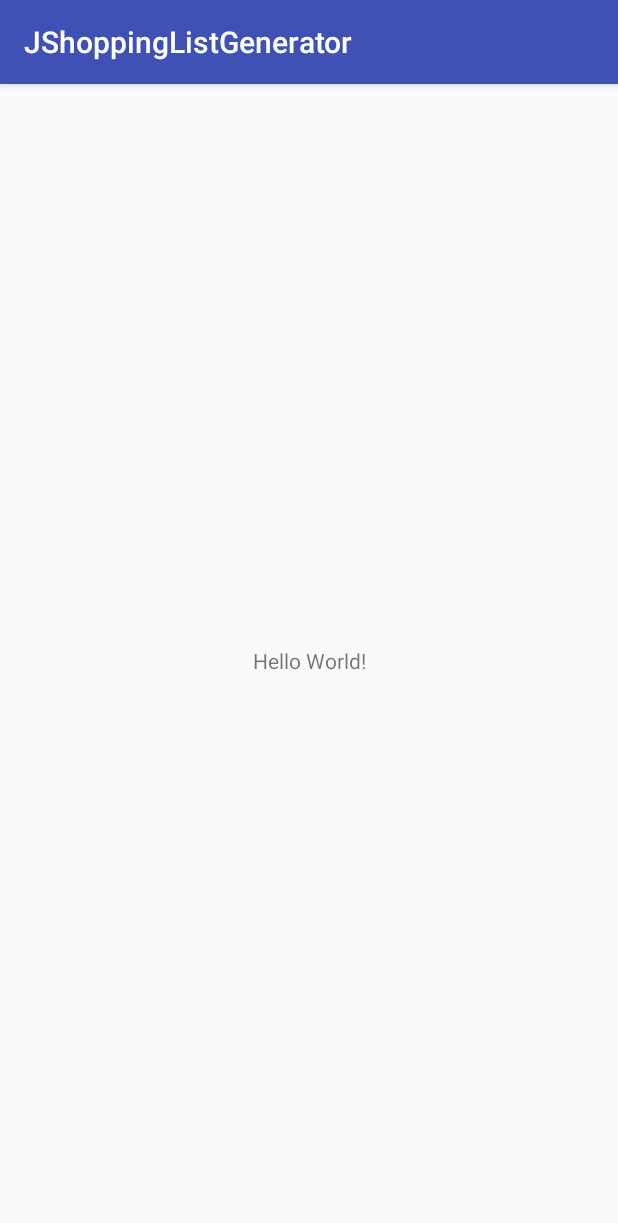
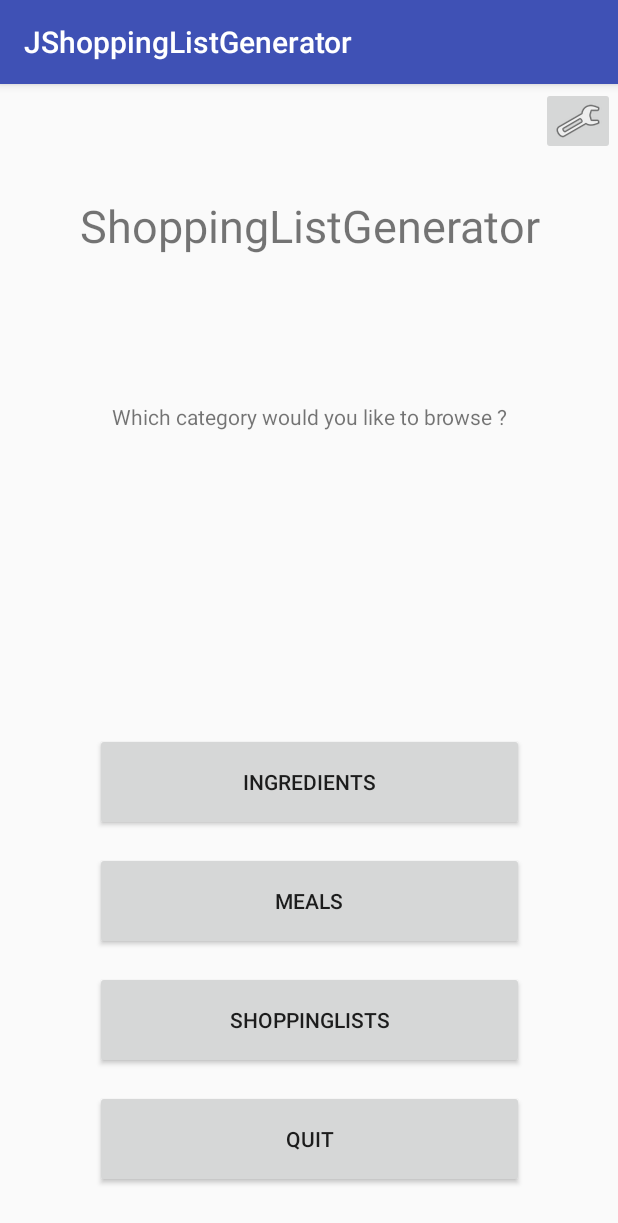
Before and after one commit to Kahsyaj/JShoppingListGenerator, an Android app: the screen it shows after launch (MainActivity), on a phone screen of 412 x 824 dp. Shown: the top 1223 px of the screen. Run offline under Robolectric (Android 15) with nearby library versions, the phone set to English and light mode, and no system bars.

Commit message:
Finished base classes, started gui

```diff
--- a/app/build.gradle
+++ b/app/build.gradle
@@ -4,7 +4,7 @@ android {
     compileSdkVersion 28
     defaultConfig {
         applicationId "personnal.ahsyaj.jshoppinglistgenerator"
-        minSdkVersion 15
+        minSdkVersion 26
         targetSdkVersion 28
         versionCode 1
         versionName "1.0"
--- a/app/src/main/java/personnal/ahsyaj/jshoppinglistgenerator/MainActivity.java
+++ b/app/src/main/java/personnal/ahsyaj/jshoppinglistgenerator/MainActivity.java
@@ -2,8 +2,14 @@ package personnal.ahsyaj.jshoppinglistgenerator;
 
 import android.support.v7.app.AppCompatActivity;
 import android.os.Bundle;
+import android.widget.Button;
 
 public class MainActivity extends AppCompatActivity {
+    private Button ingredientsButton = null;
+    private Button mealsButton = null;
+    private Button shoppingListsButton = null;
+    private Button quitButton = null;
+    private Button setupButton = null;
 
     @Override
     protected void onCreate(Bundle savedInstanceState) {
--- a/app/src/main/res/layout/activity_main.xml
+++ b/app/src/main/res/layout/activity_main.xml
@@ -2,17 +2,96 @@
 <android.support.constraint.ConstraintLayout xmlns:android="http://schemas.android.com/apk/res/android"
     xmlns:app="http://schemas.android.com/apk/res-auto"
     xmlns:tools="http://schemas.android.com/tools"
+    android:id="@+id/rootwindow"
     android:layout_width="match_parent"
     android:layout_height="match_parent"
     tools:context=".MainActivity">
 
+    <Button
+        android:id="@+id/shoppinglistsbutton"
+        android:layout_width="286dp"
+        android:layout_height="65dp"
+        android:layout_marginBottom="14dp"
+        android:layout_marginEnd="8dp"
+        android:layout_marginStart="8dp"
+        android:text="@string/shoppinglists"
+        app:layout_constraintBottom_toTopOf="@+id/quitButton"
+        app:layout_constraintEnd_toEndOf="parent"
+        app:layout_constraintStart_toStartOf="parent" />
+
+    <Button
+        android:id="@+id/mealsButton"
+        android:layout_width="286dp"
+        android:layout_height="65dp"
+        android:layout_marginBottom="14dp"
+        android:layout_marginEnd="8dp"
+        android:layout_marginStart="8dp"
+        android:text="@string/meals"
+        app:layout_constraintBottom_toTopOf="@+id/shoppinglistsbutton"
+        app:layout_constraintEnd_toEndOf="parent"
+        app:layout_constraintStart_toStartOf="parent" />
+
+    <Button
+        android:id="@+id/quitButton"
+        android:layout_width="286dp"
+        android:layout_height="65dp"
+        android:layout_marginBottom="32dp"
+        android:layout_marginEnd="8dp"
+        android:layout_marginStart="8dp"
+        android:text="@string/quit"
+        app:layout_constraintBottom_toBottomOf="parent"
+        app:layout_constraintEnd_toEndOf="parent"
+        app:layout_constraintStart_toStartOf="parent" />
+
     <TextView
+        android:id="@+id/mainTitle"
         android:layout_width="wrap_content"
         android:layout_height="wrap_content"
-        android:text="Hello World!"
+        android:text="@string/shoppinglistgenerator"
+        android:textSize="30sp"
         app:layout_constraintBottom_toBottomOf="parent"
+        app:layout_constraintHorizontal_bias="0.506"
         app:layout_constraintLeft_toLeftOf="parent"
         app:layout_constraintRight_toRightOf="parent"
-        app:layout_constraintTop_toTopOf="parent" />
+        app:layout_constraintTop_toTopOf="parent"
+        app:layout_constraintVertical_bias="0.102" />
+
+    <Button
+        android:id="@+id/ingredientsButton"
+        android:layout_width="286dp"
+        android:layout_height="65dp"
+        android:layout_marginBottom="14dp"
+        android:layout_marginEnd="8dp"
+        android:layout_marginStart="8dp"
+        android:text="@string/ingredients"
+        app:layout_constraintBottom_toTopOf="@+id/mealsButton"
+        app:layout_constraintEnd_toEndOf="parent"
+        app:layout_constraintStart_toStartOf="parent" />
+
+    <TextView
+        android:id="@+id/introText"
+        android:layout_width="wrap_content"
+        android:layout_height="19dp"
+        android:layout_marginBottom="8dp"
+        android:layout_marginEnd="8dp"
+        android:layout_marginStart="8dp"
+        android:layout_marginTop="24dp"
+        android:text="@string/which_category_would_you_like_to_browse"
+        app:layout_constraintBottom_toTopOf="@+id/ingredientsButton"
+        app:layout_constraintEnd_toEndOf="parent"
+        app:layout_constraintHorizontal_bias="0.504"
+        app:layout_constraintStart_toStartOf="parent"
+        app:layout_constraintTop_toBottomOf="@+id/mainTitle"
+        app:layout_constraintVertical_bias="0.274" />
+
+    <ImageButton
+        android:id="@+id/setupButton"
+        android:layout_width="49dp"
+        android:layout_height="45dp"
+        android:layout_marginEnd="2dp"
+        android:layout_marginTop="2dp"
+        app:layout_constraintEnd_toEndOf="parent"
+        app:layout_constraintTop_toTopOf="parent"
+        app:srcCompat="@android:drawable/ic_menu_preferences" />
 
 </android.support.constraint.ConstraintLayout>
--- a/app/src/main/res/values/strings.xml
+++ b/app/src/main/res/values/strings.xml
@@ -1,3 +1,12 @@
 <resources>
     <string name="app_name">JShoppingListGenerator</string>
+    <string name="shoppinglists">ShoppingLists</string>
+    <string name="meals">Meals</string>
+    <string name="quit">Quit</string>
+    <string name="shoppinglistgenerator">ShoppingListGenerator</string>
+    <string name="ingredients">Ingredients</string>
+    <string name="which_category_would_you_like_to_browse">Which category would you like to browse ?</string>
+    <string name="add">Add</string>
+    <string name="category">Category</string>
+    <string name="back">Back</string>
 </resources>
```
Also changed, not shown: app/src/main/java/personnal/ahsyaj/jshoppinglistgenerator/Launcher.java (+20 -7 lines), app/src/main/java/personnal/ahsyaj/jshoppinglistgenerator/lib/Managers/IngredientManager.java (+22 -4 lines), app/src/main/java/personnal/ahsyaj/jshoppinglistgenerator/lib/Managers/MealManager.java (+22 -2 lines), app/src/main/java/personnal/ahsyaj/jshoppinglistgenerator/lib/Managers/PurchaseManager.java (+25 -2 lines), app/src/main/java/personnal/ahsyaj/jshoppinglistgenerator/lib/Managers/RecipeManager.java (+22 -2 lines), app/src/main/java/personnal/ahsyaj/jshoppinglistgenerator/lib/Managers/ShoppingListGenerator.java (+25 -0 lines), app/src/main/java/personnal/ahsyaj/jshoppinglistgenerator/lib/Managers/ShoppingListManager.java (+22 -4 lines), app/src/main/res/layout/category_layout.xml (added, +76 -0 lines).
